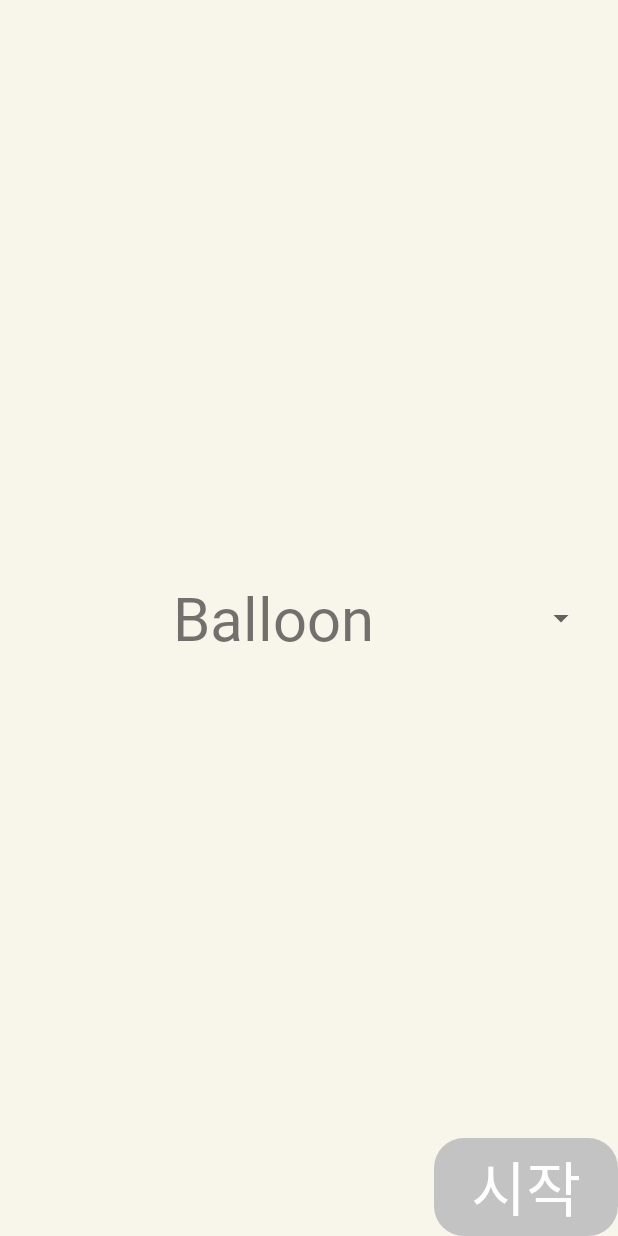
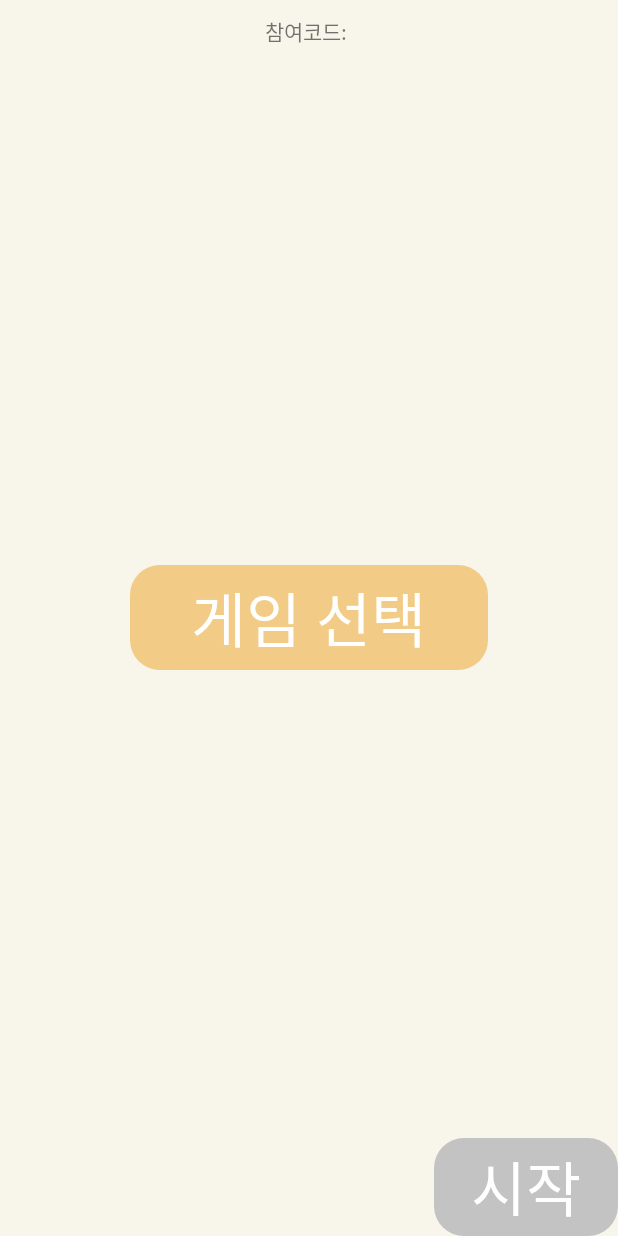
Before and after one commit to glo3omys/game, an Android app: the LobbyActivity screen opened directly, with no data from a screen before it, on a phone screen of 412 x 824 dp. Run offline under Robolectric (Android 15) with nearby library versions, the phone set to English and light mode, and no system bars; our stand-ins replace Firebase (no records; nobody signed in at launch, a user with empty details on screens opened directly); network calls fail; 6 statements that could not run were skipped.

Commit message:
spinner O backup

```diff
--- a/app/src/main/java/com/example/myapplication/InitialQuizActivity.kt
+++ b/app/src/main/java/com/example/myapplication/InitialQuizActivity.kt
@@ -70,7 +70,10 @@ class InitialQuizActivity : AppCompatActivity() {
             roomPk = roomInfoData.roomPk
             myPk = roomInfoData.myPk
             masterName = roomInfoData.masterName
+            binding.layMenu.root.visibility = View.GONE
         }
+        else
+            binding.layMenu.root.visibility = View.VISIBLE
         myRoomRef = database.getReference("room").child(roomPk)
 
         if (masterName != "" && masterName != myID)
--- a/app/src/main/java/com/example/myapplication/MathActivity.kt
+++ b/app/src/main/java/com/example/myapplication/MathActivity.kt
@@ -31,7 +31,7 @@ class MathActivity: AppCompatActivity() {
     var score = 0
     var paused = false
     var numCnt = 0
-    val SPAN_COUNT = 5
+    val SPAN_COUNT = 3
     val gameName = "Math"
 
     var myID = ""
--- a/app/src/main/java/com/example/myapplication/TaptapActivity.kt
+++ b/app/src/main/java/com/example/myapplication/TaptapActivity.kt
@@ -4,6 +4,7 @@ import android.annotation.SuppressLint
 import android.content.Intent
 import androidx.appcompat.app.AppCompatActivity
 import android.os.Bundle
+import android.view.View
 import android.view.animation.AnimationUtils
 import com.example.myapplication.databinding.ActivityTaptapBinding
 import com.google.firebase.database.DataSnapshot
@@ -59,7 +60,10 @@ class TaptapActivity : AppCompatActivity() {
             roomPk = roomInfoData.roomPk
             myPk = roomInfoData.myPk
             masterName = roomInfoData.masterName
+            binding.layMenu.root.visibility = View.GONE
         }
+        else
+            binding.layMenu.root.visibility = View.VISIBLE
         myRoomRef = database.getReference("room").child(roomPk)
         myID = prefs.getSharedPrefs("myID", "")
 
--- a/app/src/main/java/com/example/myapplication/WhackAMoleActivity.kt
+++ b/app/src/main/java/com/example/myapplication/WhackAMoleActivity.kt
@@ -68,7 +68,10 @@ class WhackAMoleActivity : AppCompatActivity() {
             roomPk = roomInfoData.roomPk
             myPk = roomInfoData.myPk
             masterName = roomInfoData.masterName
+            binding.layMenu.root.visibility = View.GONE
         }
+        else
+            binding.layMenu.root.visibility = View.VISIBLE
         myRoomRef = database.getReference("room").child(roomPk)
         myID = prefs.getSharedPrefs("myID", "")
 
--- a/app/src/main/res/layout/activity_lobby.xml
+++ b/app/src/main/res/layout/activity_lobby.xml
@@ -5,6 +5,14 @@
     android:layout_width="match_parent"
     android:layout_height="match_parent"
     tools:context=".LobbyActivity">
+
+    <TextView
+        android:layout_width="wrap_content"
+        android:layout_height="wrap_content"
+        android:id="@+id/tv_seed"
+        android:text="참여코드: "
+        android:layout_marginTop="10dp"
+        android:layout_centerHorizontal="true" />
 
     <androidx.recyclerview.widget.RecyclerView
         android:layout_width="match_parent"
@@ -17,10 +25,19 @@
 
     <Spinner
         android:layout_width="wrap_content"
-        android:layout_height="60dp"
+        android:layout_height="70dp"
         android:id="@+id/spinner_game_list"
         android:layout_centerInParent="true"
+        android:background="@drawable/custom_button"
         android:spinnerMode="dropdown" />
+
+    <Button
+        android:layout_width="wrap_content"
+        android:layout_height="wrap_content"
+        android:text="게임 선택"
+        android:id="@+id/btn_game_list"
+        android:layout_centerInParent="true" />
+
     <TextView
         android:layout_width="wrap_content"
         android:layout_height="wrap_content"
--- a/app/src/main/res/layout/recycler_spinner.xml
+++ b/app/src/main/res/layout/recycler_spinner.xml
@@ -3,7 +3,8 @@
 
     android:layout_width="match_parent"
     android:layout_height="wrap_content"
-    android:textSize="40dp"
+    android:textSize="30dp"
     android:textAlignment="center"
-    android:layout_margin="5dp"
+    android:text="sample"
+    android:padding="5dp"
     />
--- a/app/src/main/res/values/game_list_spinner.xml
+++ b/app/src/main/res/values/game_list_spinner.xml
@@ -1,13 +1,14 @@
 <?xml version="1.0" encoding="utf-8"?>
 <resources>
     <string-array name="games">
-        <item>Balloon</item>
-        <item>FindNumber</item>
-        <item>InitialQuiz</item>
-        <item>LeftRight</item>
-        <item>Math</item>
-        <item>MemoryCardGame</item>
-        <item>Taptap</item>
-        <item>WhackAMole</item>
+        <item>탭탭</item>
+        <item>풍선 터뜨리기</item>
+        <item>사칙연산</item>
+        <item>초성 퀴즈</item>
+        <item>좌로 우로</item>
+        <item>숫자 찾기</item>
+        <item>두더지 잡기</item>
+        <item>짝 찾아 뒤집기</item>
+        <item>보물 찾기</item>
     </string-array>
 </resources>
```
Also changed, not shown: app/src/main/java/com/example/myapplication/LobbyActivity.kt (+18 -17 lines), app/src/main/java/com/example/myapplication/MyDialog.kt (+7 -6 lines), app/src/main/res/drawable/help_icon.png (added).
